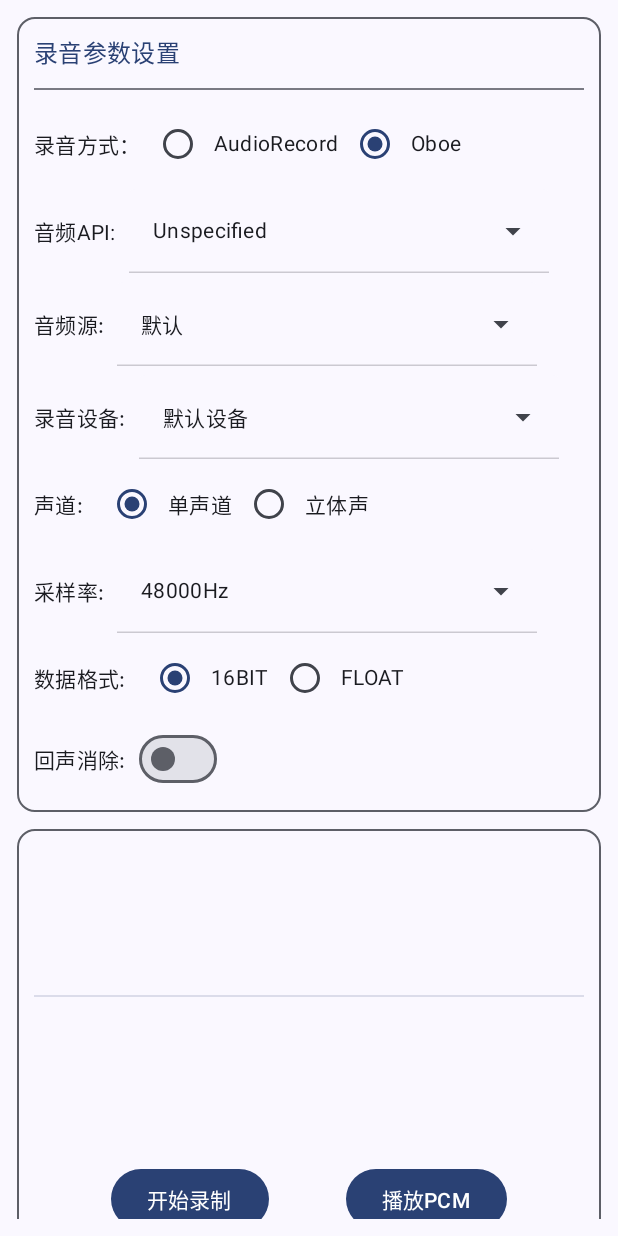
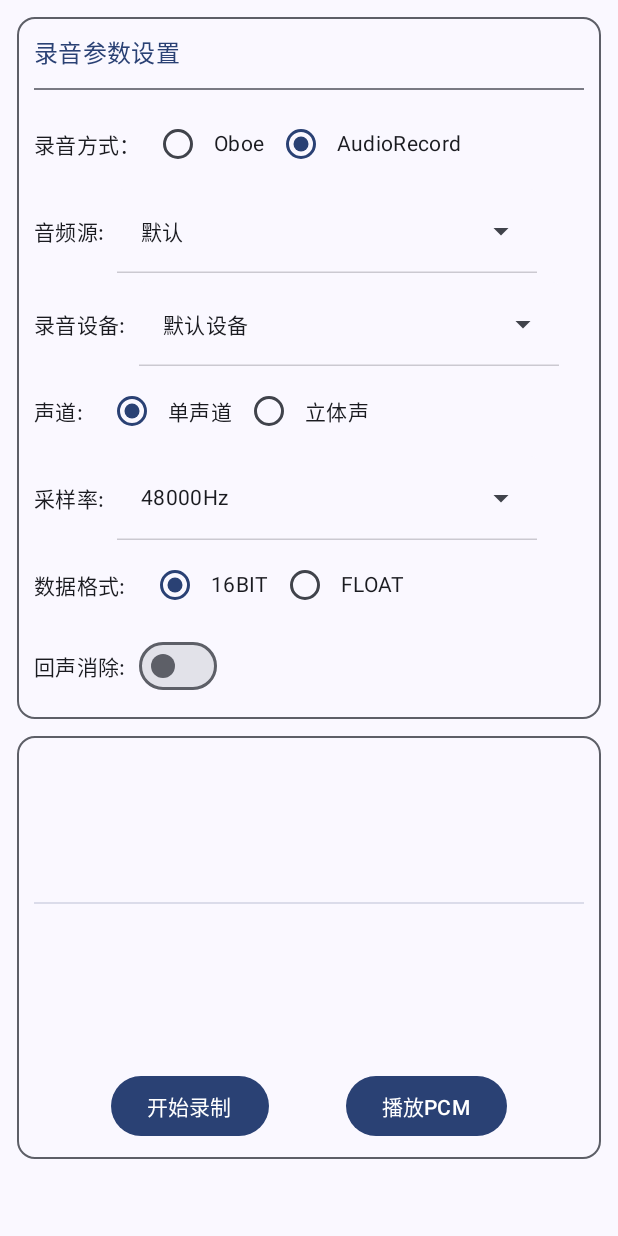
Before and after one commit to jianyongren/AndroidAudioRecordDemo, an Android app built with Jetpack Compose: the screen it shows after launch (MainActivity), after a tap on "单声道", on a phone screen of 412 x 824 dp. Run offline under Robolectric (Android 15) with nearby library versions, the phone set to English and light mode, and no system bars; 1 statement that could not run was skipped; 2 other taps on this screen came first.

Commit message:
录音默认方式改为oboe

```diff
--- a/app/src/main/java/me/rjy/oboe/record/demo/MainActivity.kt
+++ b/app/src/main/java/me/rjy/oboe/record/demo/MainActivity.kt
@@ -397,6 +397,15 @@ private fun RecordMethodSection(viewModel: RecorderViewModel) {
             verticalAlignment = Alignment.CenterVertically,
         ) {
             RadioButton(
+                selected = viewModel.useOboe.value,
+                onClick = { viewModel.setUseOboe(true) }
+            )
+            Text(
+                text = "Oboe",
+                style = MaterialTheme.typography.bodyMedium,
+                modifier = Modifier.clickable { viewModel.setUseOboe(true) }
+            )
+            RadioButton(
                 selected = !viewModel.useOboe.value,
                 onClick = { viewModel.setUseOboe(false) }
             )
@@ -404,15 +413,6 @@ private fun RecordMethodSection(viewModel: RecorderViewModel) {
                 text = "AudioRecord",
                 style = MaterialTheme.typography.bodyMedium,
                 modifier = Modifier.clickable { viewModel.setUseOboe(false) }
-            )
-            RadioButton(
-                selected = viewModel.useOboe.value,
-                onClick = { viewModel.setUseOboe(true) }
-            )
-            Text(
-                text = "Oboe",
-                style = MaterialTheme.typography.bodyMedium,
-                modifier = Modifier.clickable { viewModel.setUseOboe(true) }
             )
         }
     }
--- a/app/src/main/java/me/rjy/oboe/record/demo/RecorderViewModel.kt
+++ b/app/src/main/java/me/rjy/oboe/record/demo/RecorderViewModel.kt
@@ -49,7 +49,7 @@ class RecorderViewModel : ViewModel() {
     val isStereo = mutableStateOf(true)  // true为立体声,false为单声道
     val sampleRate = mutableIntStateOf(48000) // 采样率选项
     val isFloat = mutableStateOf(false)  // true为float格式,false为short格式
-    val useOboe = mutableStateOf(false)  // true使用oboe,false使用AudioRecord
+    val useOboe = mutableStateOf(true)  // true使用oboe,false使用AudioRecord
     val selectedAudioSource = mutableIntStateOf(MediaRecorder.AudioSource.DEFAULT) // 选中的音频源
     val selectedAudioApi = mutableIntStateOf(0) // 选中的AudioApi: 0=Unspecified, 1=AAudio, 2=OpenSLES
 
```
